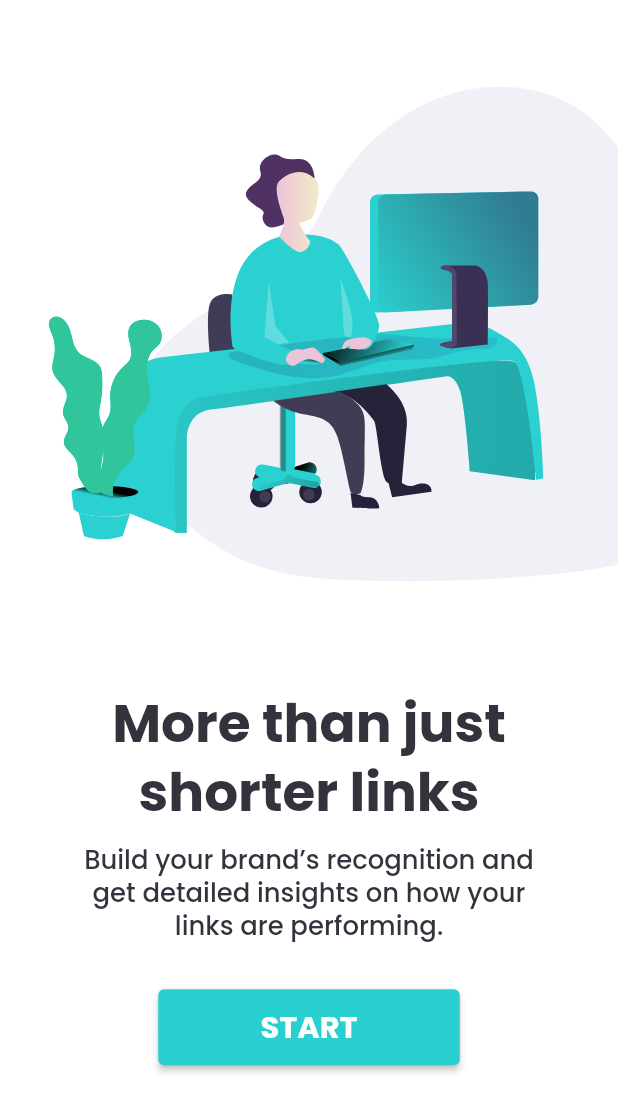
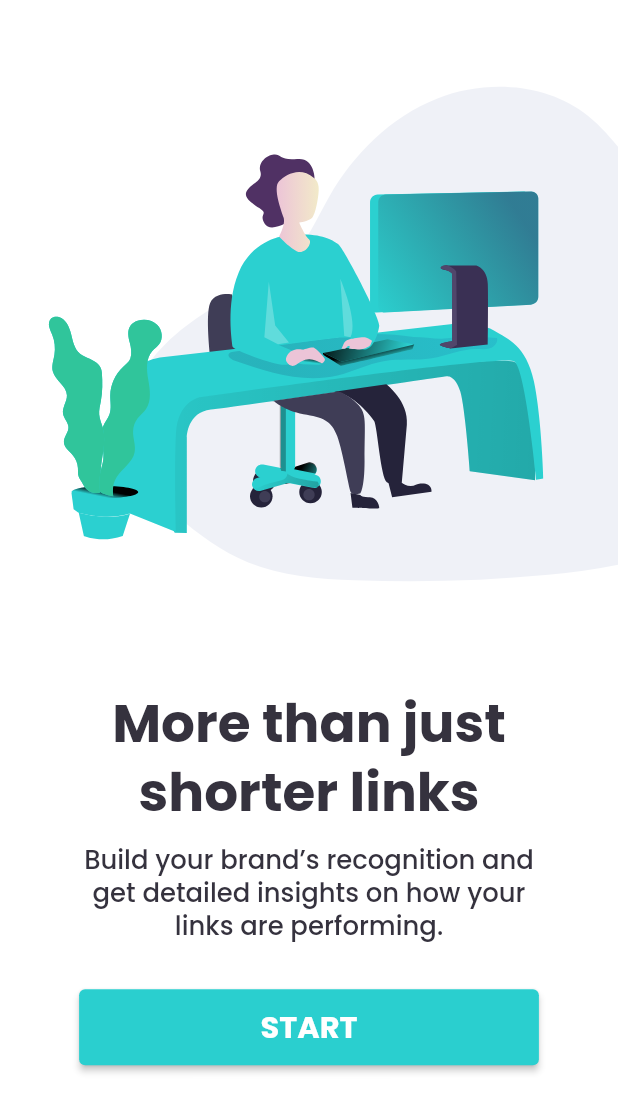
Before and after one commit to IagoAleksander/urlShortener, a Flutter app: the screen it shows after launch, on a phone screen of 412 x 824 dp, the part 125-1236 px from its top. Run offline on Flutter 3.47's test engine with Material 2 defaults, Android fonts, the phone set to English and light mode, and no system bars; our stand-ins replace flutter_mobx, flutter_screenutil, flutter_svg, mobx, page_view_indicators, validators; generated files the repository leaves out were written again.

Commit message:
Improvement in Start Screen

```diff
--- a/url_shortener/lib/ui/screens/start_screen.dart
+++ b/url_shortener/lib/ui/screens/start_screen.dart
@@ -29,14 +29,11 @@ class StartScreen extends StatelessWidget {
                 style: Theme.of(context).textTheme.headline6),
             SizedBox(height: 10.h),
             Text(
-                "Build your brand’s recognition and\nget detailed insights on how your\nlinks are performing. ",
+                "Build your brand’s recognition and\nget detailed insights on how your\nlinks are performing.",
                 textAlign: TextAlign.center,
                 style: Theme.of(context).textTheme.bodyText1),
             Padding(
-              padding: EdgeInsets.symmetric(
-                vertical: 30.h,
-                horizontal: 48.w,
-              ),
+              padding: EdgeInsets.symmetric(vertical: 30.h),
               child: CustomButton(
                 UniqueKey(),
                 ButtonType.elevatedButton,
```
